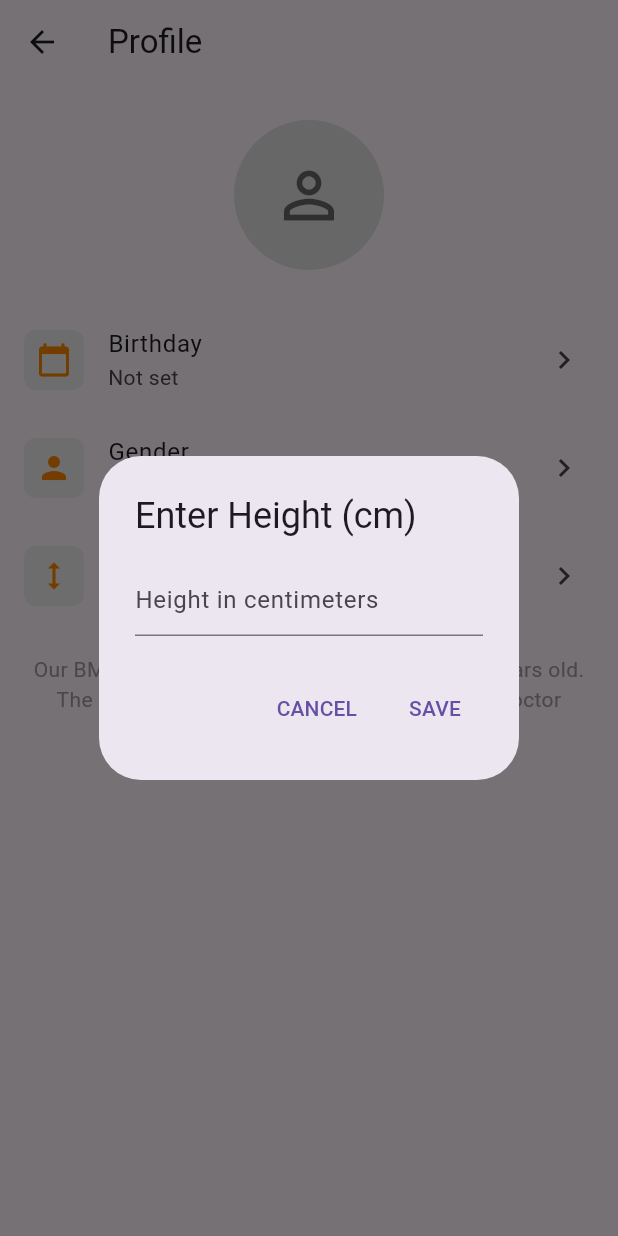
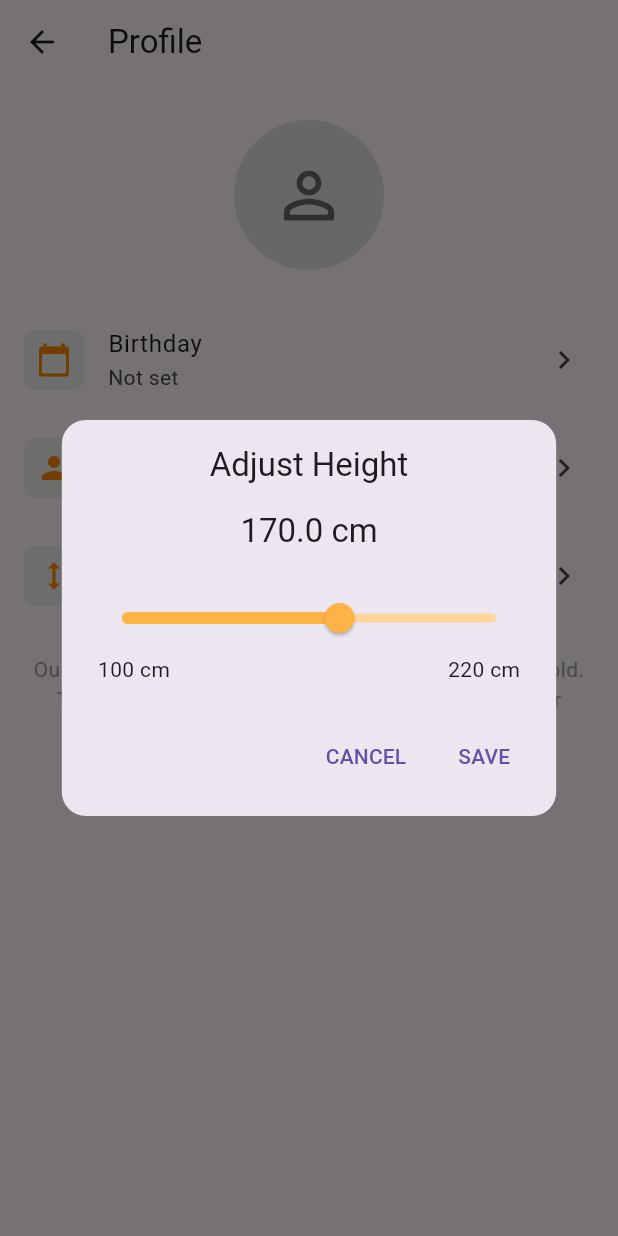
Before and after one commit to Barryrn/weighttracker, a Flutter app: the ProfileSettingsPage screen opened directly, after a tap on "Height", on a phone screen of 412 x 824 dp. Run offline on Flutter 3.47's test engine with Material 3 defaults, Android fonts, the phone set to English and light mode, and no system bars; our stand-ins replace flutter_riverpod, google_fonts, heroicons, shared_preferences, sqflite; accounts and stored records are empty.

Commit message:
Profile Settigns

```diff
--- /dev/null
+++ b/lib/Model/profile_settings_storage.dart
@@ -0,0 +1,72 @@
+import 'package:shared_preferences/shared_preferences.dart';
+import 'profile_settings.dart';
+
+/// A helper class for storing and retrieving profile settings from SharedPreferences.
+///
+/// This class follows the MVVM pattern by providing data persistence services
+/// for the ProfileSettings model.
+class ProfileSettingsStorage {
+  // Keys for SharedPreferences
+  static const String _birthdayKey = 'profile_birthday';
+  static const String _genderKey = 'profile_gender';
+  static const String _heightKey = 'profile_height';
+
+  /// Save profile settings to SharedPreferences
+  /// @param settings The ProfileSettings to save
+  static Future<void> saveProfileSettings(ProfileSettings settings) async {
+    final prefs = await SharedPreferences.getInstance();
+
+    // Save birthday if not null
+    if (settings.birthday != null) {
+      await prefs.setInt(_birthdayKey, settings.birthday!.millisecondsSinceEpoch);
+    } else {
+      await prefs.remove(_birthdayKey);
+    }
+
+    // Save gender if not null
+    if (settings.gender != null) {
+      await prefs.setString(_genderKey, settings.gender!);
+    } else {
+      await prefs.remove(_genderKey);
+    }
+
+    // Save height if not null
+    if (settings.height != null) {
+      await prefs.setDouble(_heightKey, settings.height!);
+    } else {
+      await prefs.remove(_heightKey);
+    }
+  }
+
+  /// Load profile settings from SharedPreferences
+  /// @return Future<ProfileSettings> The loaded profile settings
+  static Future<ProfileSettings> loadProfileSettings() async {
+    final prefs = await SharedPreferences.getInstance();
+
+    // Load birthday
+    final birthdayMillis = prefs.getInt(_birthdayKey);
+    final DateTime? birthday = birthdayMillis != null
+        ? DateTime.fromMillisecondsSinceEpoch(birthdayMillis)
+        : null;
+
+    // Load gender
+    final String? gender = prefs.getString(_genderKey);
+
+    // Load height
+    final double? height = prefs.getDouble(_heightKey);
+
+    return ProfileSettings(
+      birthday: birthday,
+      gender: gender,
+      height: height,
+    );
+  }
+
+  /// Clear all profile settings from SharedPreferences
+  static Future<void> clearProfileSettings() async {
+    final prefs = await SharedPreferences.getInstance();
+    await prefs.remove(_birthdayKey);
+    await prefs.remove(_genderKey);
+    await prefs.remove(_heightKey);
+  }
+}
--- a/lib/ViewModel/profile_settings_provider.dart
+++ b/lib/ViewModel/profile_settings_provider.dart
@@ -1,5 +1,6 @@
 import 'package:flutter_riverpod/flutter_riverpod.dart';
 import '../Model/profile_settings.dart';
+import '../Model/profile_settings_storage.dart'; // Import the new storage class
 import 'dart:developer' as developer;
 
 /// A StateNotifier that manages the state of the user's profile settings.
@@ -8,7 +9,30 @@ import 'dart:developer' as developer;
 /// the Model (ProfileSettings) with the View (ProfileSettingsPage).
 class ProfileSettingsNotifier extends StateNotifier<ProfileSettings> {
   /// Creates a ProfileSettingsNotifier with default empty settings.
-  ProfileSettingsNotifier() : super(const ProfileSettings());
+  /// Loads saved settings from storage when initialized.
+  ProfileSettingsNotifier() : super(const ProfileSettings()) {
+    _loadSettings();
+  }
+
+  /// Loads settings from persistent storage
+  Future<void> _loadSettings() async {
+    try {
+      final settings = await ProfileSettingsStorage.loadProfileSettings();
+      state = settings;
+      _logState();
+    } catch (e) {
+      developer.log('Error loading profile settings: $e');
+    }
+  }
+
+  /// Saves the current settings to persistent storage
+  Future<void> _saveSettings() async {
+    try {
+      await ProfileSettingsStorage.saveProfileSettings(state);
+    } catch (e) {
+      developer.log('Error saving profile settings: $e');
+    }
+  }
 
   /// Logs the current state of the ProfileSettings
   /// This is called after each state update to help with debugging
@@ -24,6 +48,7 @@ class ProfileSettingsNotifier extends StateNotifier<ProfileSettings> {
   /// [birthday] is the new birthday to set.
   void updateBirthday(DateTime birthday) {
     state = state.copyWith(birthday: birthday);
+    _saveSettings(); // Save after update
     _logState();
   }
 
@@ -32,6 +57,7 @@ class ProfileSettingsNotifier extends StateNotifier<ProfileSettings> {
   /// [gender] is the new gender to set.
   void updateGender(String gender) {
     state = state.copyWith(gender: gender);
+    _saveSettings(); // Save after update
     _logState();
   }
 
@@ -40,6 +66,7 @@ class ProfileSettingsNotifier extends StateNotifier<ProfileSettings> {
   /// [height] is the new height to set in centimeters.
   void updateHeight(double height) {
     state = state.copyWith(height: height);
+    _saveSettings(); // Save after update
     _logState();
   }
 }
--- a/lib/Widget/profile/profile_height_widget.dart
+++ b/lib/Widget/profile/profile_height_widget.dart
@@ -5,8 +5,8 @@ import '../../ViewModel/profile_settings_provider.dart';
 
 /// A widget that displays and allows editing of the user's height.
 ///
-/// This widget shows the current height setting and provides a dialog
-/// when tapped to allow the user to enter a new height.
+/// This widget shows the current height setting and provides a slider
+/// when tapped to allow the user to adjust their height.
 class ProfileHeightWidget extends ConsumerWidget {
   /// Creates a ProfileHeightWidget.
   ///
@@ -35,53 +35,116 @@ class ProfileHeightWidget extends ConsumerWidget {
       title: const Text('Height'),
       subtitle: Text(formattedHeight),
       trailing: const Icon(Icons.chevron_right),
-      onTap: () => _showHeightPicker(context, ref),
+      onTap: () => _showHeightSlider(context, ref),
     );
   }
 
-  /// Shows a dialog to enter height.
-  void _showHeightPicker(BuildContext context, WidgetRef ref) {
-    final TextEditingController controller = TextEditingController();
+  /// Shows a dialog with a slider to adjust height.
+  void _showHeightSlider(BuildContext context, WidgetRef ref) {
+    // Define height range constants
+    const double minHeight = 100.0; // 100 cm
+    const double maxHeight = 220.0; // 220 cm
 
-    // Pre-fill with existing height if available
-    final currentHeight = ref.read(profileSettingsProvider).height;
-    if (currentHeight != null) {
-      controller.text = currentHeight.toString();
-    }
+    // Get current height or use default
+    double currentHeight = ref.read(profileSettingsProvider).height ?? 170.0;
+
+    // Ensure the current height is within our slider range
+    currentHeight = currentHeight.clamp(minHeight, maxHeight);
+
+    // Get the screen width to calculate dialog width
+    final screenWidth = MediaQuery.of(context).size.width;
 
     showDialog(
       context: context,
       builder: (BuildContext context) {
-        return AlertDialog(
-          title: const Text('Enter Height (cm)'),
-          content: TextField(
-            controller: controller,
-            keyboardType: TextInputType.number,
-            decoration: const InputDecoration(
-              hintText: 'Height in centimeters',
+        return StatefulBuilder(
+          builder: (context, setState) {
+            return Dialog(
+              // Make the dialog wider by using a percentage of screen width
+              insetPadding: EdgeInsets.symmetric(
+                horizontal:
+                    screenWidth * 0.1, // 10% padding on each side (80% width)
+                vertical: 24.0,
+              ),
+              shape: RoundedRectangleBorder(
+                borderRadius: BorderRadius.circular(16.0),
+              ),
+              child: Padding(
+                padding: const EdgeInsets.all(16.0),
+                child: Column(
+                  mainAxisSize: MainAxisSize.min,
+                  children: [
+                    Padding(
+                      padding: const EdgeInsets.only(bottom: 16.0),
+                      child: Text(
+                        'Adjust Height',
+                        style: Theme.of(context).textTheme.titleLarge,
                       ),
                     ),
-          actions: [
+                    Text(
+                      '${currentHeight.toStringAsFixed(1)} cm',
+                      style: Theme.of(context).textTheme.titleLarge,
+                    ),
+                    const SizedBox(height: 20),
+                    SliderTheme(
+                      data: SliderTheme.of(context).copyWith(
+                        activeTrackColor: AppColors.primaryLight,
+                        inactiveTrackColor: AppColors.primaryVeryLight,
+                        thumbColor: AppColors.primaryLight,
+                        overlayColor: AppColors.primaryLight.withOpacity(0.2),
+                        // Make the track thicker for better visibility
+                        trackHeight: 6.0,
+                      ),
+                      child: Slider(
+                        value: currentHeight,
+                        min: minHeight,
+                        max: maxHeight,
+                        divisions:
+                            (maxHeight - minHeight).toInt() *
+                            2, // 0.5 cm increments
+                        onChanged: (value) {
+                          setState(() {
+                            currentHeight = value;
+                          });
+                        },
+                      ),
+                    ),
+                    Padding(
+                      padding: const EdgeInsets.symmetric(horizontal: 8.0),
+                      child: Row(
+                        mainAxisAlignment: MainAxisAlignment.spaceBetween,
+                        children: [
+                          Text('${minHeight.toInt()} cm'),
+                          Text('${maxHeight.toInt()} cm'),
+                        ],
+                      ),
+                    ),
+                    const SizedBox(height: 24),
+                    Row(
+                      mainAxisAlignment: MainAxisAlignment.end,
+                      children: [
                         TextButton(
                           onPressed: () => Navigator.pop(context),
                           child: const Text('CANCEL'),
                         ),
+                        const SizedBox(width: 8),
                         TextButton(
                           onPressed: () {
-                // Update provider with entered height
-                if (controller.text.isNotEmpty) {
-                  final double? height = double.tryParse(controller.text);
-                  if (height != null) {
+                            // Update provider with selected height
                             ref
                                 .read(profileSettingsProvider.notifier)
-                        .updateHeight(height);
-                  }
-                }
+                                .updateHeight(currentHeight);
                             Navigator.pop(context);
                           },
                           child: const Text('SAVE'),
                         ),
                       ],
+                    ),
+                  ],
+                ),
+              ),
+            );
+          },
         );
       },
     );
```
Lines whose indentation alone changed are shown as unchanged.
